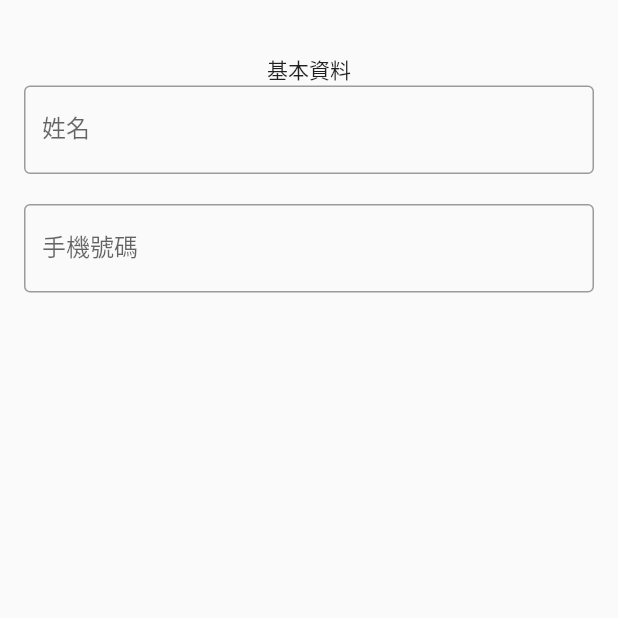
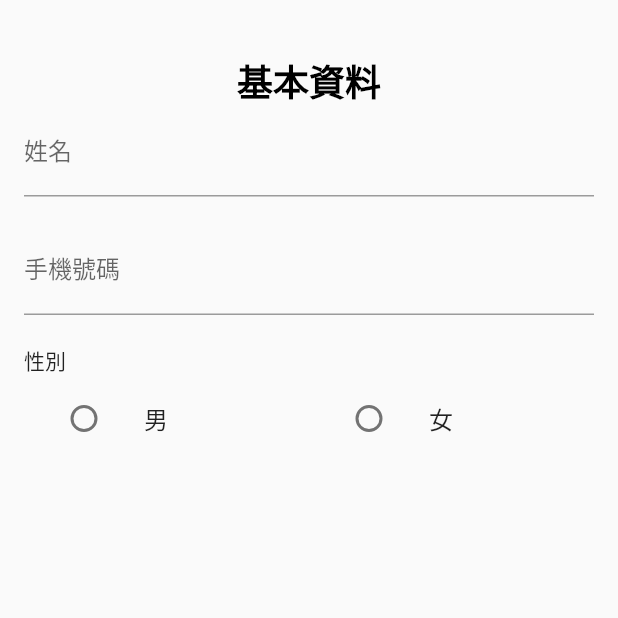
Before and after one commit to DraggyChen/pickup_flutter_app, a Flutter app: the screen it shows after launch, on a phone screen of 412 x 824 dp, the top half of it. Run offline on Flutter 3.47's test engine with Material 2 defaults, Android fonts, the light colour scheme and no system bars; our stand-ins replace mask_text_input_formatter; Roboto replaces fonts that are missing (fontFamily).

Commit message:
註冊畫面：性別欄位置左之前

```diff
--- a/lib/register/personal_data.dart
+++ b/lib/register/personal_data.dart
@@ -1,13 +1,14 @@
 import 'package:flutter/material.dart';
 import 'package:mask_text_input_formatter/mask_text_input_formatter.dart';
+import 'package:pickup/style/styles.dart';
 
-
-class PersonalData extends StatefulWidget{
+class PersonalData extends StatefulWidget {
   @override
   _PersonalDataState createState() => _PersonalDataState();
 }
 
-class _PersonalDataState extends State<PersonalData>{
+class _PersonalDataState extends State<PersonalData> {
+  /* 姓名 */
   final TextEditingController _usernameController = TextEditingController();
 
   /* 手機號碼 and Formatter */
@@ -18,6 +19,9 @@ class _PersonalDataState extends State<PersonalData>{
     initialText: '+886-',
   );
 
+  /* 性別 */
+  String? _selectedGender;
+
   @override
   Widget build(BuildContext context) {
     return Scaffold(
@@ -27,36 +31,71 @@ class _PersonalDataState extends State<PersonalData>{
           mainAxisAlignment: MainAxisAlignment.start,
           children: [
             SizedBox(height: 20),
-            Text("基本資料"),
-
+            Text(
+              "基本資料",
+              style: CustomStyles.topTitleStyle,
+            ),
             TextField(
               controller: _usernameController,
               decoration: InputDecoration(
                 labelText: "姓名",
-                border: OutlineInputBorder(),
+                border: UnderlineInputBorder(),
               ),
+              keyboardType: TextInputType.name,
             ),
-
             SizedBox(height: 20),
 
             /* 手機號碼 */
             TextField(
               controller: _phoneController,
               decoration: InputDecoration(
-                labelText: "手機號碼",
-                border: OutlineInputBorder(),
-                hintText: '+886-###-###-###'
-              ),
+                  labelText: "手機號碼",
+                  border: UnderlineInputBorder(),
+                  hintText: '+886-###-###-###'),
               inputFormatters: [maskFormatter],
               keyboardType: TextInputType.phone,
             ),
+            SizedBox(height: 20),
 
-
-
+            /* 性別選擇 */
+            Align(
+              alignment: Alignment.centerLeft,
+              child: Text("性別"),
+            ),
+            Row(
+              children: [
+                Expanded(
+                    child: Align(
+                  alignment: Alignment.centerLeft,
+                  child: ListTile(
+                      title: const Text("男"),
+                      leading: Radio<String>(
+                          value: '男',
+                          groupValue: _selectedGender,
+                          onChanged: (String? value) {
+                            setState(() {
+                              _selectedGender = value;
+                            });
+                          })),
+                )),
+                Expanded(
+                  child: ListTile(
+                      title: const Text("女"),
+                      leading: Radio<String>(
+                        value: "女",
+                        groupValue: _selectedGender,
+                        onChanged: (String? value) {
+                          setState(() {
+                            _selectedGender = value;
+                          });
+                        },
+                      )),
+                )
+              ],
+            ),
           ],
         ),
       ),
     );
   }
-
 }
--- /dev/null
+++ b/lib/style/styles.dart
@@ -0,0 +1,17 @@
+import 'package:flutter/material.dart';
+
+class CustomStyles {
+  static const TextStyle topTitleStyle = TextStyle(
+    fontSize: 24.0,
+    fontWeight: FontWeight.bold,
+    color: Colors.black,
+    fontFamily: 'fontFamily',
+  );
+
+  static const TextStyle leftContentStyle = TextStyle(
+    fontSize: 16.0,
+    fontWeight: FontWeight.bold,
+    color: Colors.black,
+  );
+
+}
```
